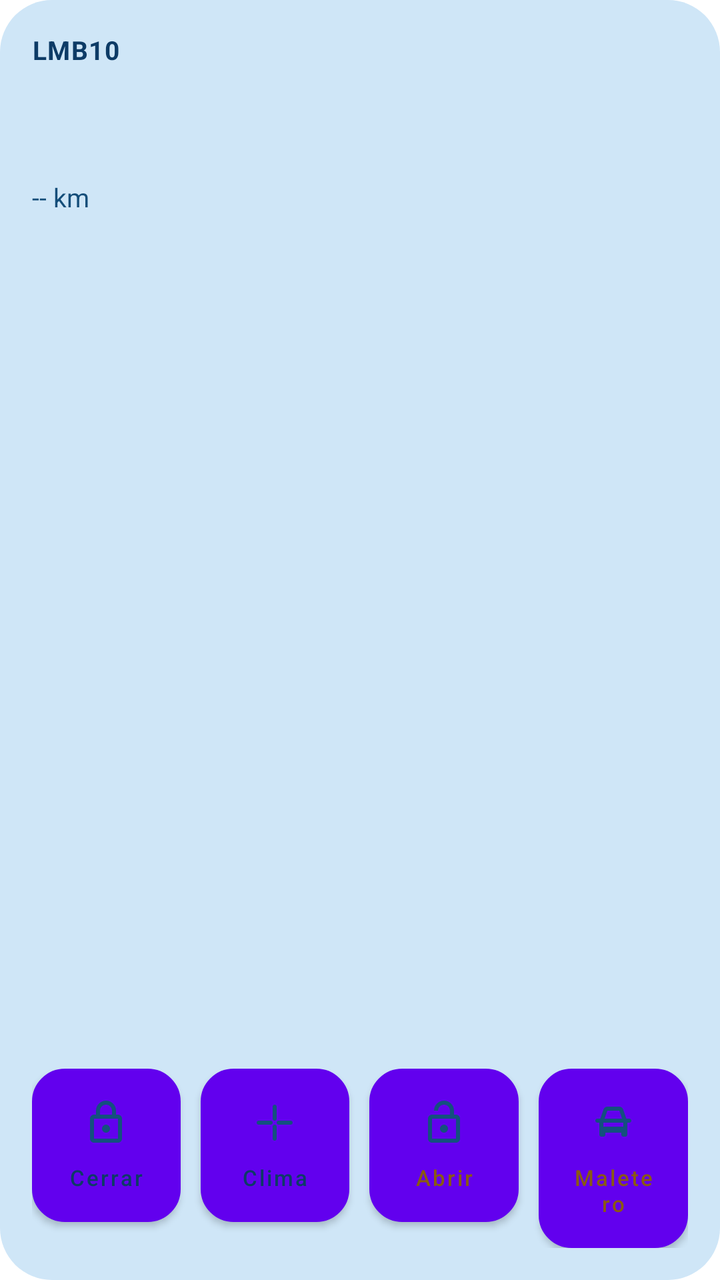
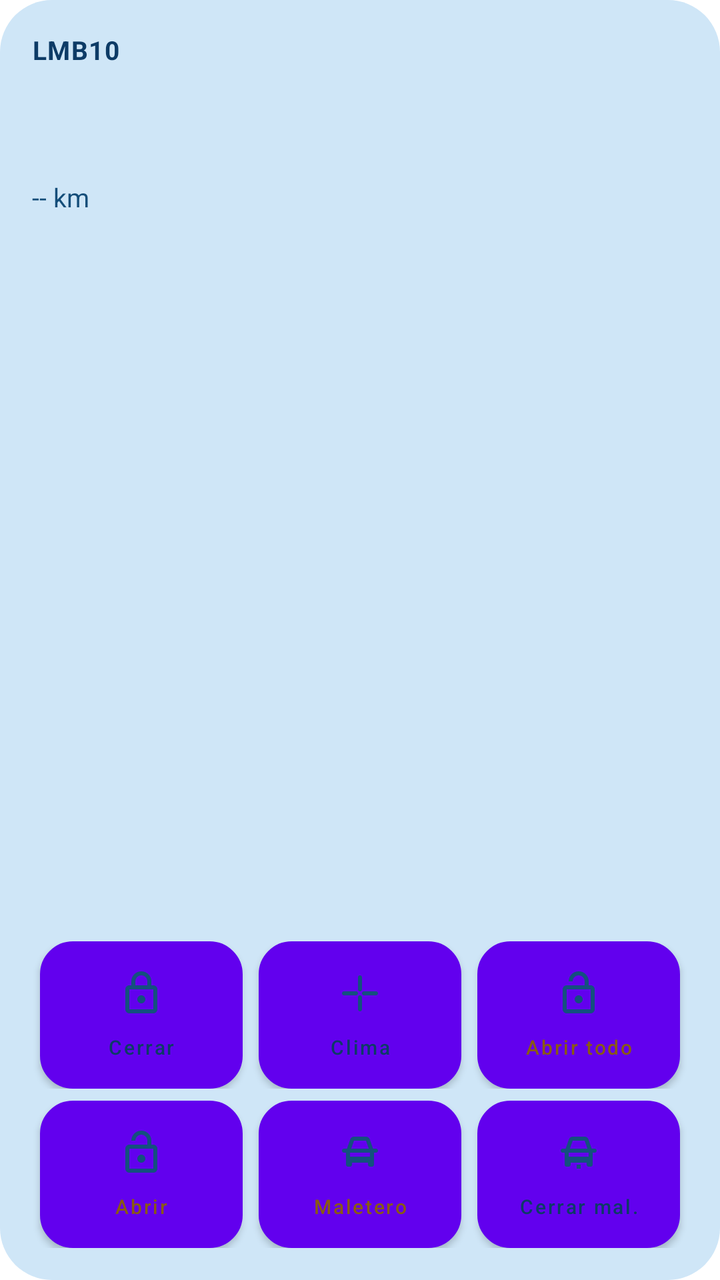

The first picture is an Android layout as it rendered before a commit; the second is the same layout after the commit. The layout source and the unified diff follow.
<!-- AndroidManifest.xml: fallback theme Theme.MaterialComponents.DayNight.NoActionBar -->
<!-- res/layout/quick_widget.xml -->
<?xml version="1.0" encoding="utf-8"?>
<LinearLayout xmlns:android="http://schemas.android.com/apk/res/android"
    android:id="@+id/qw_root"
    android:layout_width="match_parent"
    android:layout_height="match_parent"
    android:orientation="vertical"
    android:background="@drawable/qw_bg"
    android:padding="16dp">

    <LinearLayout
        android:layout_width="match_parent"
        android:layout_height="wrap_content"
        android:orientation="horizontal"
        android:baselineAligned="false">
        <TextView
            android:id="@+id/qw_title"
            android:layout_width="0dp"
            android:layout_height="wrap_content"
            android:layout_weight="1"
            android:maxLines="1"
            android:ellipsize="end"
            android:text="LMB10"
            android:textColor="#0D3B66"
            android:textStyle="bold"
            android:letterSpacing="0.04"
            android:textSize="13sp" />
        <TextView
            android:id="@+id/qw_fresh"
            android:layout_width="wrap_content"
            android:layout_height="wrap_content"
            android:maxLines="1"
            android:text=""
            android:textColor="#5B87AC"
            android:textSize="11sp" />
    </LinearLayout>

    <ImageView
        android:id="@+id/qw_bar_img"
        android:layout_width="match_parent"
        android:layout_height="38dp"
        android:layout_marginTop="10dp"
        android:scaleType="fitXY"
        android:contentDescription="Bateria" />

    <TextView
        android:id="@+id/qw_bar_txt"
        android:layout_width="match_parent"
        android:layout_height="wrap_content"
        android:layout_marginTop="10dp"
        android:fontFamily="monospace"
        android:textSize="15sp"
        android:textColor="#0D3B66"
        android:visibility="gone"
        android:text="" />

    <TextView
        android:id="@+id/qw_info"
        android:layout_width="match_parent"
        android:layout_height="wrap_content"
        android:layout_marginTop="8dp"
        android:maxLines="1"
        android:ellipsize="end"
        android:textColor="#144E7A"
        android:textSize="13sp"
        android:text="-- km" />

    <TextView
        android:id="@+id/qw_info2"
        android:layout_width="match_parent"
        android:layout_height="wrap_content"
        android:layout_marginTop="2dp"
        android:maxLines="1"
        android:ellipsize="end"
        android:textColor="#5B87AC"
        android:textSize="12sp"
        android:text="" />

    <TextView
        android:id="@+id/qw_info3"
        android:layout_width="match_parent"
        android:layout_height="wrap_content"
        android:layout_marginTop="2dp"
        android:maxLines="1"
        android:ellipsize="end"
        android:textColor="#5B87AC"
        android:textSize="12sp"
        android:visibility="gone"
        android:text="" />

    <TextView
        android:id="@+id/qw_alert"
        android:layout_width="match_parent"
        android:layout_height="wrap_content"
        android:layout_marginTop="4dp"
        android:maxLines="1"
        android:ellipsize="end"
        android:textColor="#B3341F"
        android:textStyle="bold"
        android:textSize="12sp"
        android:visibility="gone"
        android:text="" />

    <LinearLayout
        android:layout_width="match_parent"
        android:layout_height="0dp"
        android:layout_weight="1"
        android:orientation="vertical" />

    <LinearLayout
        android:id="@+id/qw_buttons"
        android:layout_width="match_parent"
        android:layout_height="wrap_content"
        android:orientation="horizontal"
        android:layout_marginTop="10dp"
        android:baselineAligned="false">
        <Button
            android:id="@+id/qw_lock"
            android:layout_width="0dp"
            android:layout_height="wrap_content"
            android:layout_weight="1"
            android:layout_marginEnd="5dp"
            android:minHeight="0dp"
            android:minWidth="0dp"
            android:paddingTop="9dp"
            android:paddingBottom="9dp"
            android:textSize="11sp"
            android:textAllCaps="false"
            android:textColor="#0D3B66"
            android:background="@drawable/qw_btn"
            android:drawableTop="@drawable/qw_ic_lock"
            android:drawablePadding="3dp"
            android:text="Cerrar" />
        <Button
            android:id="@+id/qw_clima"
            android:layout_width="0dp"
            android:layout_height="wrap_content"
            android:layout_weight="1"
            android:layout_marginHorizontal="5dp"
            android:minHeight="0dp"
            android:minWidth="0dp"
            android:paddingTop="9dp"
            android:paddingBottom="9dp"
            android:textSize="11sp"
            android:textAllCaps="false"
            android:textColor="#0D3B66"
            android:background="@drawable/qw_btn"
            android:drawableTop="@drawable/qw_ic_clima"
            android:drawablePadding="3dp"
            android:text="Clima" />
        <Button
            android:id="@+id/qw_unlock"
            android:layout_width="0dp"
            android:layout_height="wrap_content"
            android:layout_weight="1"
            android:layout_marginHorizontal="5dp"
            android:minHeight="0dp"
            android:minWidth="0dp"
            android:paddingTop="9dp"
            android:paddingBottom="9dp"
            android:textSize="11sp"
            android:textAllCaps="false"
            android:textColor="#8A5A12"
            android:background="@drawable/qw_btn_warn"
            android:drawableTop="@drawable/qw_ic_unlock"
            android:drawablePadding="3dp"
            android:text="Abrir" />
        <Button
            android:id="@+id/qw_trunk"
            android:layout_width="0dp"
            android:layout_height="wrap_content"
            android:layout_weight="1"
            android:layout_marginStart="5dp"
            android:minHeight="0dp"
            android:minWidth="0dp"
            android:paddingTop="9dp"
            android:paddingBottom="9dp"
            android:textSize="11sp"
            android:textAllCaps="false"
            android:textColor="#8A5A12"
            android:background="@drawable/qw_btn_warn"
            android:drawableTop="@drawable/qw_ic_trunk"
            android:drawablePadding="3dp"
            android:text="Maletero" />
    </LinearLayout>
</LinearLayout>
<!-- resources referenced by this layout -->
<resources>
  <!-- drawable qw_bg (drawable) -->
  <?xml version="1.0" encoding="utf-8"?>
  <shape xmlns:android="http://schemas.android.com/apk/res/android" android:shape="rectangle">
      <solid android:color="#CFE6F7" />
      <corners android:radius="26dp" />
  </shape>
  <!-- drawable qw_btn (drawable) -->
  <?xml version="1.0" encoding="utf-8"?>
  <selector xmlns:android="http://schemas.android.com/apk/res/android">
      <item android:state_pressed="true" android:drawable="@drawable/qw_btn_p" />
      <item android:drawable="@drawable/qw_btn_n" />
  </selector>
  <!-- drawable qw_btn_warn (drawable) -->
  <?xml version="1.0" encoding="utf-8"?>
  <selector xmlns:android="http://schemas.android.com/apk/res/android">
      <item android:state_pressed="true" android:drawable="@drawable/qw_btn_warn_p" />
      <item android:drawable="@drawable/qw_btn_warn_n" />
  </selector>
  <!-- drawable qw_ic_unlock (drawable) -->
  <vector xmlns:android="http://schemas.android.com/apk/res/android"
      android:width="24dp" android:height="24dp" android:viewportWidth="24" android:viewportHeight="24">
      <path android:fillColor="#14507E" android:pathData="M12,17c1.1,0 2,-0.9 2,-2s-0.9,-2 -2,-2 -2,0.9 -2,2 0.9,2 2,2zM18,8h-1V6c0,-2.76 -2.24,-5 -5,-5S7,3.24 7,6h2c0,-1.66 1.34,-3 3,-3s3,1.34 3,3v2H6c-1.1,0 -2,0.9 -2,2v10c0,1.1 0.9,2 2,2h12c1.1,0 2,-0.9 2,-2V10c0,-1.1 -0.9,-2 -2,-2zM18,20H6V10h12v10z"/>
  </vector>
  <!-- drawable qw_btn_p (drawable) -->
  <?xml version="1.0" encoding="utf-8"?>
  <shape xmlns:android="http://schemas.android.com/apk/res/android" android:shape="rectangle">
      <solid android:color="#7FB0D4" />
      <corners android:radius="16dp" />
      <stroke android:width="3dp" android:color="#0D3B66" />
  </shape>
  <!-- drawable qw_btn_n (drawable) -->
  <?xml version="1.0" encoding="utf-8"?>
  <shape xmlns:android="http://schemas.android.com/apk/res/android" android:shape="rectangle">
      <solid android:color="#E9F5FE" />
      <corners android:radius="16dp" />
      <stroke android:width="1dp" android:color="#8FBEDF" />
  </shape>
  <!-- drawable qw_btn_warn_p (drawable) -->
  <?xml version="1.0" encoding="utf-8"?>
  <shape xmlns:android="http://schemas.android.com/apk/res/android" android:shape="rectangle">
      <solid android:color="#D9A24A" />
      <corners android:radius="16dp" />
      <stroke android:width="3dp" android:color="#6B3F05" />
  </shape>
  <!-- drawable qw_btn_warn_n (drawable) -->
  <?xml version="1.0" encoding="utf-8"?>
  <shape xmlns:android="http://schemas.android.com/apk/res/android" android:shape="rectangle">
      <solid android:color="#FBEBD2" />
      <corners android:radius="16dp" />
      <stroke android:width="1dp" android:color="#DDA43F" />
  </shape>
  <!-- unchanged entries left out for length: 3 -->
</resources>

<!-- the commit's change to res/layout/quick_widget.xml (unified diff, before → after) -->
@@ -118,68 +118,110 @@
             android:layout_width="0dp"
             android:layout_height="wrap_content"
             android:layout_weight="1"
-            android:layout_marginEnd="5dp"
-            android:minHeight="0dp"
-            android:minWidth="0dp"
-            android:paddingTop="9dp"
-            android:paddingBottom="9dp"
-            android:textSize="11sp"
+            android:layout_marginHorizontal="4dp"
+            android:minHeight="0dp"
+            android:minWidth="0dp"
+            android:paddingTop="8dp"
+            android:paddingBottom="8dp"
+            android:textSize="10sp"
             android:textAllCaps="false"
             android:textColor="#0D3B66"
             android:background="@drawable/qw_btn"
             android:drawableTop="@drawable/qw_ic_lock"
-            android:drawablePadding="3dp"
+            android:drawablePadding="2dp"
             android:text="Cerrar" />
         <Button
             android:id="@+id/qw_clima"
             android:layout_width="0dp"
             android:layout_height="wrap_content"
             android:layout_weight="1"
-            android:layout_marginHorizontal="5dp"
-            android:minHeight="0dp"
-            android:minWidth="0dp"
-            android:paddingTop="9dp"
-            android:paddingBottom="9dp"
-            android:textSize="11sp"
+            android:layout_marginHorizontal="4dp"
+            android:minHeight="0dp"
+            android:minWidth="0dp"
+            android:paddingTop="8dp"
+            android:paddingBottom="8dp"
+            android:textSize="10sp"
             android:textAllCaps="false"
             android:textColor="#0D3B66"
             android:background="@drawable/qw_btn"
             android:drawableTop="@drawable/qw_ic_clima"
-            android:drawablePadding="3dp"
+            android:drawablePadding="2dp"
             android:text="Clima" />
         <Button
+            android:id="@+id/qw_openall"
+            android:layout_width="0dp"
+            android:layout_height="wrap_content"
+            android:layout_weight="1"
+            android:layout_marginHorizontal="4dp"
+            android:minHeight="0dp"
+            android:minWidth="0dp"
+            android:paddingTop="8dp"
+            android:paddingBottom="8dp"
+            android:textSize="10sp"
+            android:textAllCaps="false"
+            android:textColor="#8A5A12"
+            android:background="@drawable/qw_btn_warn"
+            android:drawableTop="@drawable/qw_ic_openall"
+            android:drawablePadding="2dp"
+            android:text="Abrir todo" />
+    </LinearLayout>
+
+    <LinearLayout
+        android:layout_width="match_parent"
+        android:layout_height="wrap_content"
+        android:orientation="horizontal"
+        android:layout_marginTop="6dp"
+        android:baselineAligned="false">
+        <Button
             android:id="@+id/qw_unlock"
             android:layout_width="0dp"
             android:layout_height="wrap_content"
             android:layout_weight="1"
-            android:layout_marginHorizontal="5dp"
-            android:minHeight="0dp"
-            android:minWidth="0dp"
-            android:paddingTop="9dp"
-            android:paddingBottom="9dp"
-            android:textSize="11sp"
+            android:layout_marginHorizontal="4dp"
+            android:minHeight="0dp"
+            android:minWidth="0dp"
+            android:paddingTop="8dp"
+            android:paddingBottom="8dp"
+            android:textSize="10sp"
             android:textAllCaps="false"
             android:textColor="#8A5A12"
             android:background="@drawable/qw_btn_warn"
             android:drawableTop="@drawable/qw_ic_unlock"
-            android:drawablePadding="3dp"
+            android:drawablePadding="2dp"
             android:text="Abrir" />
         <Button
             android:id="@+id/qw_trunk"
             android:layout_width="0dp"
             android:layout_height="wrap_content"
             android:layout_weight="1"
-            android:layout_marginStart="5dp"
-            android:minHeight="0dp"
-            android:minWidth="0dp"
-            android:paddingTop="9dp"
-            android:paddingBottom="9dp"
-            android:textSize="11sp"
+            android:layout_marginHorizontal="4dp"
+            android:minHeight="0dp"
+            android:minWidth="0dp"
+            android:paddingTop="8dp"
+            android:paddingBottom="8dp"
+            android:textSize="10sp"
             android:textAllCaps="false"
             android:textColor="#8A5A12"
             android:background="@drawable/qw_btn_warn"
             android:drawableTop="@drawable/qw_ic_trunk"
-            android:drawablePadding="3dp"
+            android:drawablePadding="2dp"
             android:text="Maletero" />
+        <Button
+            android:id="@+id/qw_trunk_close"
+            android:layout_width="0dp"
+            android:layout_height="wrap_content"
+            android:layout_weight="1"
+            android:layout_marginHorizontal="4dp"
+            android:minHeight="0dp"
+            android:minWidth="0dp"
+            android:paddingTop="8dp"
+            android:paddingBottom="8dp"
+            android:textSize="10sp"
+            android:textAllCaps="false"
+            android:textColor="#0D3B66"
+            android:background="@drawable/qw_btn"
+            android:drawableTop="@drawable/qw_ic_trunk_close"
+            android:drawablePadding="2dp"
+            android:text="Cerrar mal." />
     </LinearLayout>
 </LinearLayout>
<!-- resource entries referenced after the edit -->
@@ -18,6 +18,17 @@
       <item android:state_pressed="true" android:drawable="@drawable/qw_btn_warn_p" />
       <item android:drawable="@drawable/qw_btn_warn_n" />
   </selector>
+  <!-- drawable qw_ic_openall (drawable) -->
+  <vector xmlns:android="http://schemas.android.com/apk/res/android"
+      android:width="24dp" android:height="24dp" android:viewportWidth="24" android:viewportHeight="24">
+      <path android:fillColor="#14507E" android:pathData="M12,17c1.1,0 2,-0.9 2,-2s-0.9,-2 -2,-2 -2,0.9 -2,2 0.9,2 2,2zM18,8h-1V6c0,-2.76 -2.24,-5 -5,-5S7,3.24 7,6h2c0,-1.66 1.34,-3 3,-3s3,1.34 3,3v2H6c-1.1,0 -2,0.9 -2,2v10c0,1.1 0.9,2 2,2h12c1.1,0 2,-0.9 2,-2V10c0,-1.1 -0.9,-2 -2,-2zM18,20H6V10h12v10z"/>
+  </vector>
+  <!-- drawable qw_ic_trunk_close (drawable) -->
+  <vector xmlns:android="http://schemas.android.com/apk/res/android"
+      android:width="24dp" android:height="24dp" android:viewportWidth="24" android:viewportHeight="24">
+      <path android:fillColor="#14507E" android:pathData="M20,10h-1.5l-1.6,-4.6C16.7,4.6 15.9,4 15,4H9c-0.9,0 -1.7,0.6 -1.9,1.4L5.5,10H4c-0.55,0 -1,0.45 -1,1s0.45,1 1,1h1v6c0,0.55 0.45,1 1,1h1c0.55,0 1,-0.45 1,-1v-1h8v1c0,0.55 0.45,1 1,1h1c0.55,0 1,-0.45 1,-1v-6h1c0.55,0 1,-0.45 1,-1s-0.45,-1 -1,-1zM9,6h6l1.4,4H7.6L9,6zM17,14H7v-2h10v2z"/>
+      <path android:fillColor="#14507E" android:pathData="M11,20h2v-2h-2z"/>
+  </vector>
   <!-- drawable qw_ic_unlock (drawable) -->
   <vector xmlns:android="http://schemas.android.com/apk/res/android"
       android:width="24dp" android:height="24dp" android:viewportWidth="24" android:viewportHeight="24">
